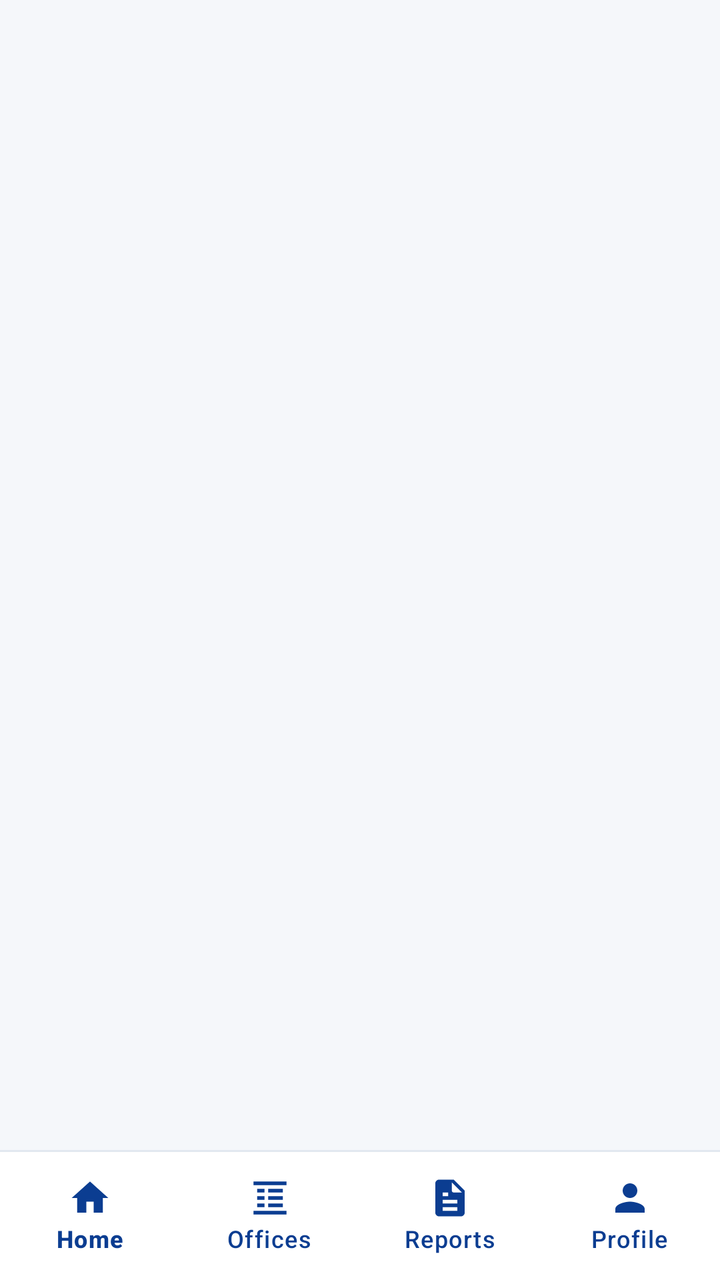
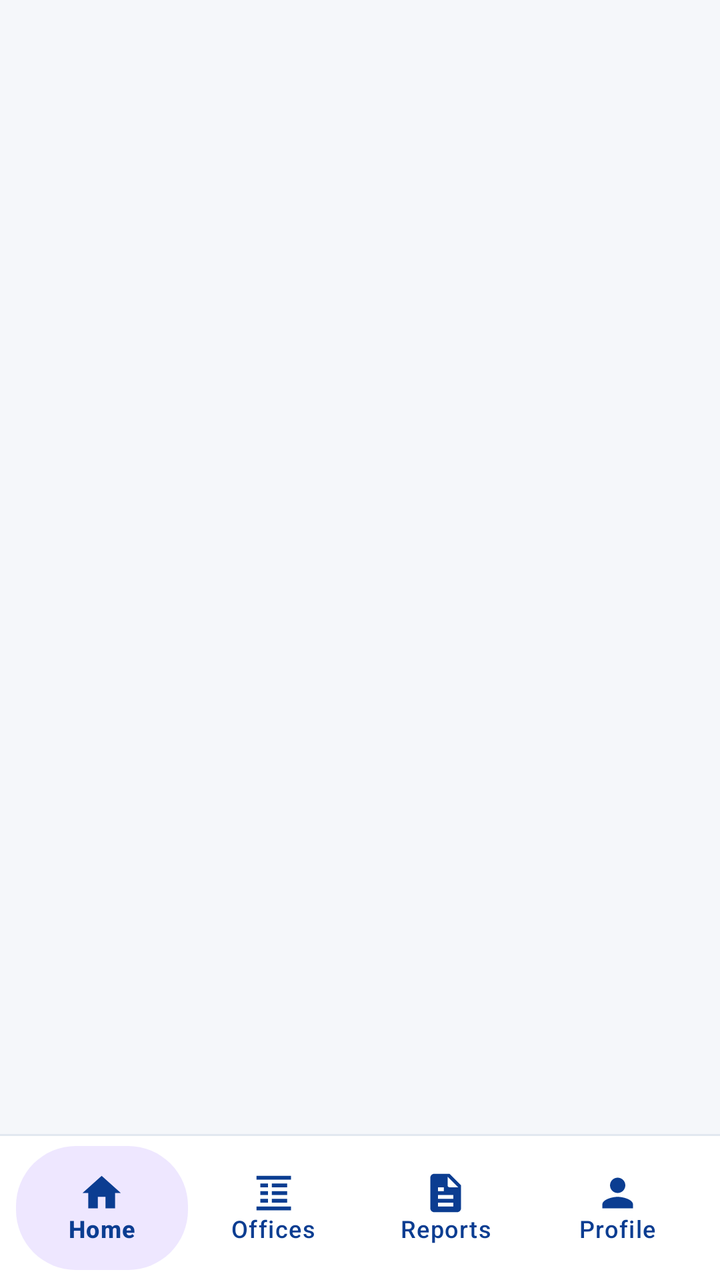

An Android layout rendered at two revisions. The XML below is the earlier revision; the diff shows what the commit changed to produce the second picture.
<!-- AndroidManifest.xml: application theme Theme.MADGovQueue -->
<!-- res/layout/activity_main.xml -->
<?xml version="1.0" encoding="utf-8"?>
<androidx.constraintlayout.widget.ConstraintLayout xmlns:android="http://schemas.android.com/apk/res/android"
    xmlns:app="http://schemas.android.com/apk/res-auto"
    android:layout_width="match_parent"
    android:layout_height="match_parent"
    android:background="@color/gov_background">

    
    <androidx.fragment.app.FragmentContainerView
        android:id="@+id/navHostFragment"
        android:layout_width="match_parent"
        android:layout_height="0dp"
        app:layout_constraintBottom_toTopOf="@id/bottomNavDivider"
        app:layout_constraintEnd_toEndOf="parent"
        app:layout_constraintStart_toStartOf="parent"
        app:layout_constraintTop_toTopOf="parent" />

    
    <View
        android:id="@+id/bottomNavDivider"
        android:layout_width="match_parent"
        android:layout_height="1dp"
        android:background="@color/gov_border"
        app:layout_constraintBottom_toTopOf="@id/bottomNavigation" />

    
    <com.google.android.material.bottomnavigation.BottomNavigationView
        android:id="@+id/bottomNavigation"
        android:layout_width="match_parent"
        android:layout_height="64dp"
        android:background="@color/gov_surface"
        app:elevation="4dp"
        app:itemIconSize="22dp"
        app:itemIconTint="@color/gov_primary"
        app:itemRippleColor="@color/gov_background"
        app:itemTextColor="@color/gov_primary"
        app:labelVisibilityMode="labeled"
        app:layout_constraintBottom_toBottomOf="parent"
        app:menu="@menu/bottom_nav_menu" />

</androidx.constraintlayout.widget.ConstraintLayout>
<!-- resources referenced by this layout -->
<resources>
  <color name="gov_background">#F5F7FA</color>
  <color name="gov_border">#E2E8F0</color>
  <color name="gov_primary">#0B3D91</color>
  <color name="gov_surface">#FFFFFF</color>
  <style name="Theme.MADGovQueue" parent="Base.Theme.MADGovQueue" />
  <style name="Base.Theme.MADGovQueue" parent="Theme.Material3.DayNight.NoActionBar">
          
          
      </style>
</resources>

<!-- the commit's change to res/layout/activity_main.xml (unified diff, before → after) -->
@@ -27,15 +27,24 @@
     <com.google.android.material.bottomnavigation.BottomNavigationView
         android:id="@+id/bottomNavigation"
         android:layout_width="match_parent"
-        android:layout_height="64dp"
+        android:layout_height="72dp"
         android:background="@color/gov_surface"
+        android:paddingStart="8dp"
+        android:paddingEnd="8dp"
+        android:paddingTop="5dp"
+        android:paddingBottom="5dp"
+
         app:elevation="4dp"
-        app:itemIconSize="22dp"
+        app:itemBackground="@drawable/bg_bottom_nav_item"
+        app:itemIconSize="23dp"
         app:itemIconTint="@color/gov_primary"
-        app:itemRippleColor="@color/gov_background"
         app:itemTextColor="@color/gov_primary"
+        app:itemRippleColor="@android:color/transparent"
+        app:itemHorizontalTranslationEnabled="false"
+
         app:labelVisibilityMode="labeled"
         app:layout_constraintBottom_toBottomOf="parent"
+        app:layout_constraintStart_toStartOf="parent"
+        app:layout_constraintEnd_toEndOf="parent"
         app:menu="@menu/bottom_nav_menu" />
-
 </androidx.constraintlayout.widget.ConstraintLayout>
<!-- resource entries referenced after the edit -->
@@ -4,6 +4,33 @@
   <color name="gov_border">#E2E8F0</color>
   <color name="gov_primary">#0B3D91</color>
   <color name="gov_surface">#FFFFFF</color>
+  <!-- drawable bg_bottom_nav_item (drawable) -->
+  <?xml version="1.0" encoding="utf-8"?>
+  <selector xmlns:android="http://schemas.android.com/apk/res/android">
+  
+      <item android:state_checked="true">
+  
+          <shape android:shape="rectangle">
+  
+              <solid android:color="#EEE7FF" />
+  
+              <corners android:radius="30dp" />
+  
+          </shape>
+  
+      </item>
+  
+      <item>
+  
+          <shape android:shape="rectangle">
+  
+              <solid android:color="@android:color/transparent" />
+  
+          </shape>
+  
+      </item>
+  
+  </selector>
   <style name="Theme.MADGovQueue" parent="Base.Theme.MADGovQueue" />
   <style name="Base.Theme.MADGovQueue" parent="Theme.Material3.DayNight.NoActionBar">
           
